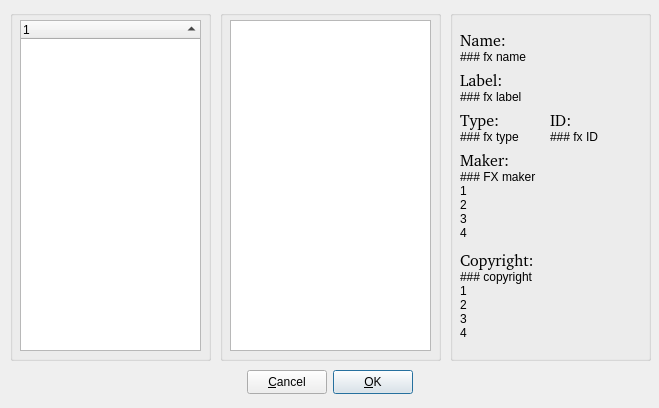
Before: the Qt Designer form gui/src/UI/LadspaFXSelector_UI.ui in hydrogen-music/hydrogen, drawn with Qt 5.
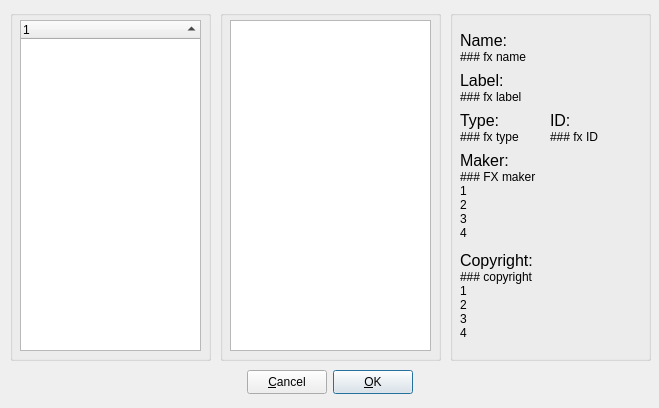
After: the same form once the commit is applied.

What changed in the file:
```diff
--- a/gui/src/UI/LadspaFXSelector_UI.ui
+++ b/gui/src/UI/LadspaFXSelector_UI.ui
@@ -13,9 +13,7 @@
    </rect>
   </property>
   <property name="sizePolicy" >
-   <sizepolicy>
-    <hsizetype>5</hsizetype>
-    <vsizetype>5</vsizetype>
+   <sizepolicy vsizetype="Preferred" hsizetype="Preferred" >
     <horstretch>0</horstretch>
     <verstretch>0</verstretch>
    </sizepolicy>
@@ -202,7 +200,6 @@
     </property>
     <property name="font" >
      <font>
-      <family></family>
       <pointsize>12</pointsize>
       <weight>50</weight>
       <italic>false</italic>
@@ -242,7 +239,6 @@
     </property>
     <property name="font" >
      <font>
-      <family></family>
       <pointsize>12</pointsize>
       <weight>50</weight>
       <italic>false</italic>
@@ -282,7 +278,6 @@
     </property>
     <property name="font" >
      <font>
-      <family></family>
       <pointsize>12</pointsize>
       <weight>50</weight>
       <italic>false</italic>
@@ -306,7 +301,6 @@
     </property>
     <property name="font" >
      <font>
-      <family></family>
       <pointsize>12</pointsize>
       <weight>50</weight>
       <italic>false</italic>
@@ -362,7 +356,6 @@
     </property>
     <property name="font" >
      <font>
-      <family></family>
       <pointsize>12</pointsize>
       <weight>50</weight>
       <italic>false</italic>
@@ -406,7 +399,6 @@
     </property>
     <property name="font" >
      <font>
-      <family></family>
       <pointsize>12</pointsize>
       <weight>50</weight>
       <italic>false</italic>
```
Left out of the diff: 33 changed lines with no effect on the pictures.
